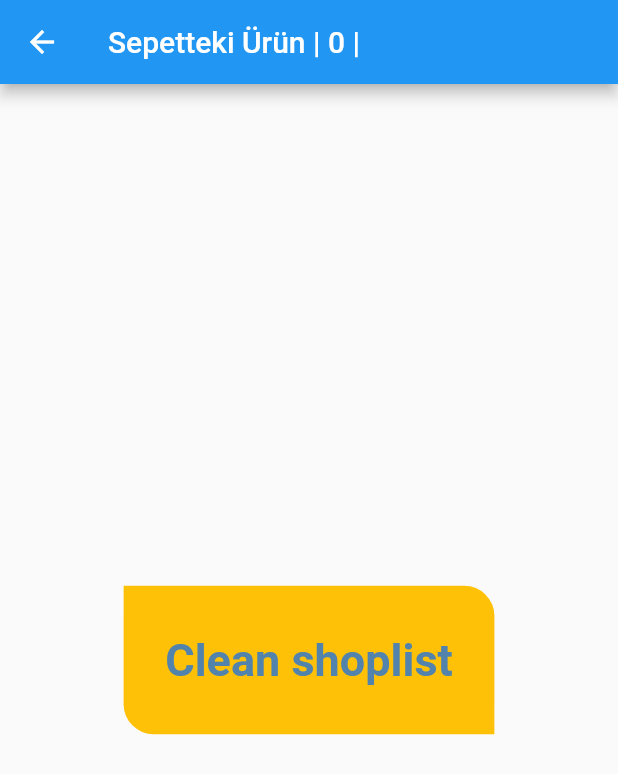
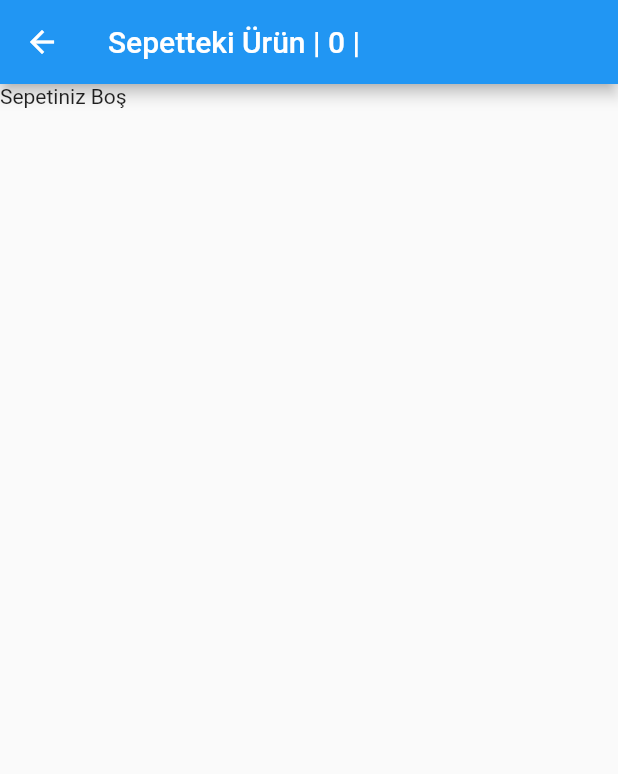
Before and after one commit to oakarakum/provider_json, a Flutter app: the Checkout screen opened directly, on a phone screen of 412 x 824 dp. Shown: the top 774 px of the screen. Run offline on Flutter 3.47's test engine with Material 2 defaults, Android fonts, the phone set to English and light mode, and no system bars; our stand-ins replace responsive_sizer; network calls fail; statements that could not run were skipped.

Commit message:
getter hariç tamam

```diff
--- a/lib/checkout.dart
+++ b/lib/checkout.dart
@@ -16,10 +16,97 @@ class _CheckoutState extends State<Checkout> {
   @override
   Widget build(BuildContext context) {
     return Consumer(builder: ((context, Item item, widget) {
+      item.price = "${item.getPrice().toString()} TL";
       return Scaffold(
-        appBar:
-            AppBar(title: Text("Sepetteki Ürün | ${item.basket!.length} | ")),
-        body: Column(
+          appBar:
+              AppBar(title: Text("Sepetteki Ürün | ${item.basket!.length} | ")),
+          body: Stack(
+            children: [
+              item.basket!.isEmpty
+                  ? Text("Sepetiniz Boş")
+                  : ListView.builder(
+                      itemCount: item.basket!.length,
+                      itemBuilder: (context, index) {
+                        return Container(
+                          width: 100.w,
+                          height: 8.h,
+                          margin: EdgeInsets.only(bottom: 1.h),
+                          padding: EdgeInsets.only(right: 3.w, left: 3.w),
+                          child: Row(
+                            mainAxisAlignment: MainAxisAlignment.spaceBetween,
+                            children: [
+                              Row(
+                                children: [
+                                  ClipRRect(
+                                      borderRadius: BorderRadius.circular(4.w),
+                                      child: SizedBox(
+                                        width: 7.h,
+                                        height: 7.h,
+                                        child: Image.network(
+                                            "${item.basket![index]["image"]}"),
+                                      )),
+                                  SizedBox(
+                                    width: 2.w,
+                                  ),
+                                  Text(
+                                    "${item.basket![index]["title"]}",
+                                    style: TextStyle(
+                                        fontSize: 16.sp,
+                                        fontWeight: FontWeight.bold),
+                                  ),
+                                ],
+                              ),
+                              InkWell(
+                                onTap: () {
+                                  item.removeBasket(index);
+                                },
+                                child: Container(
+                                  width: 4.h,
+                                  height: 4.h,
+                                  decoration: BoxDecoration(
+                                      color: Colors.white,
+                                      borderRadius:
+                                          BorderRadius.circular(.7.h)),
+                                  child: Icon(Icons.close),
+                                ),
+                              ),
+                            ],
+                          ),
+                          decoration: BoxDecoration(
+                            color: Colors.blue,
+                          ),
+                        );
+                      },
+                    ),
+              Positioned(
+                  bottom: 2.h,
+                  child: Container(
+                    width: 92.w,
+                    height: 8.h,
+                    padding: EdgeInsets.only(left: 4.w),
+                    child: Row(
+                      children: [
+                        Text(
+                          "Ürün Fiyat Toplamı : ${item.price}",
+                          style: TextStyle(
+                              color: Colors.white,
+                              fontWeight: FontWeight.bold,
+                              fontSize: 18.sp),
+                        )
+                      ],
+                    ),
+                    margin: EdgeInsets.only(left: 4.w, right: 4.w),
+                    decoration: BoxDecoration(
+                        color: Colors.black,
+                        borderRadius: BorderRadius.circular(2.w)),
+                  )),
+            ],
+          ));
+    }));
+  }
+}
+/*
+Column(
           mainAxisAlignment: MainAxisAlignment.spaceAround,
           crossAxisAlignment: CrossAxisAlignment.center,
           children: [
@@ -49,7 +136,4 @@ class _CheckoutState extends State<Checkout> {
             )
           ],
         ),
-      );
-    }));
-  }
-}
+*/
--- a/lib/item.dart
+++ b/lib/item.dart
@@ -9,6 +9,16 @@ class Item with ChangeNotifier {
 
   set cartCount(int value) {
     _cartCount = value;
+  }
+
+  String get price => "${getPrice().toString()} ₺";
+
+  int getPrice() {
+    int price = 0;
+    for (var i = 0; i < basket!.length; i++) {
+      price += int.parse(basket![i]["price"].toString());
+    }
+    return price;
   }
 
   List? basket = [];
```
